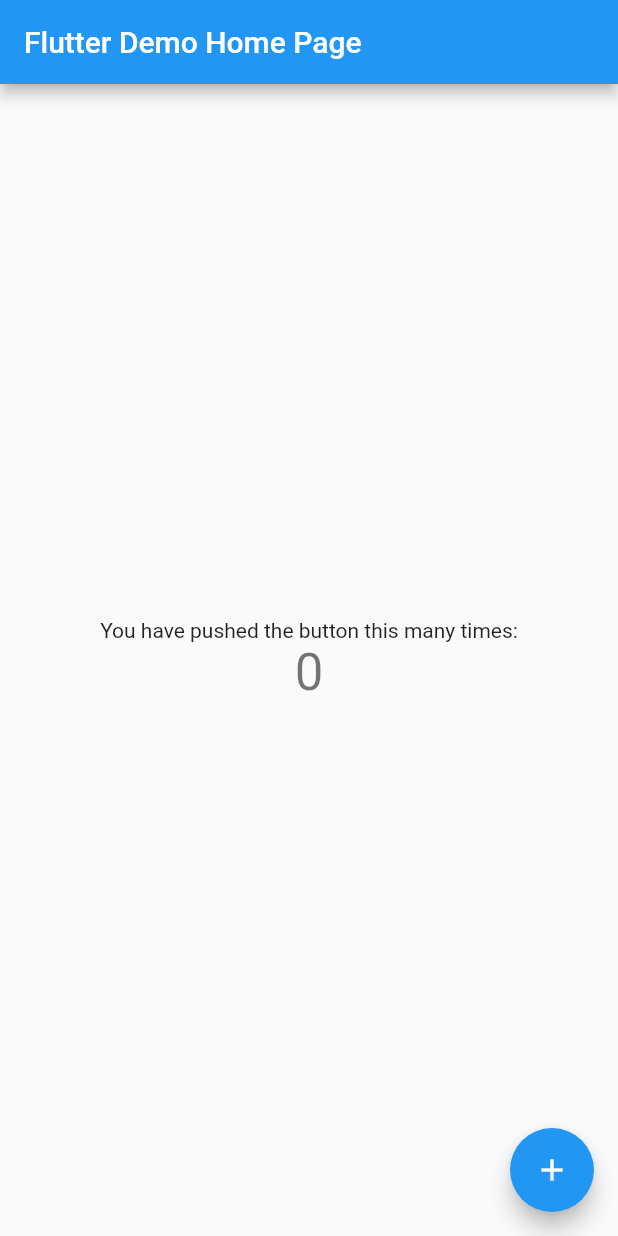
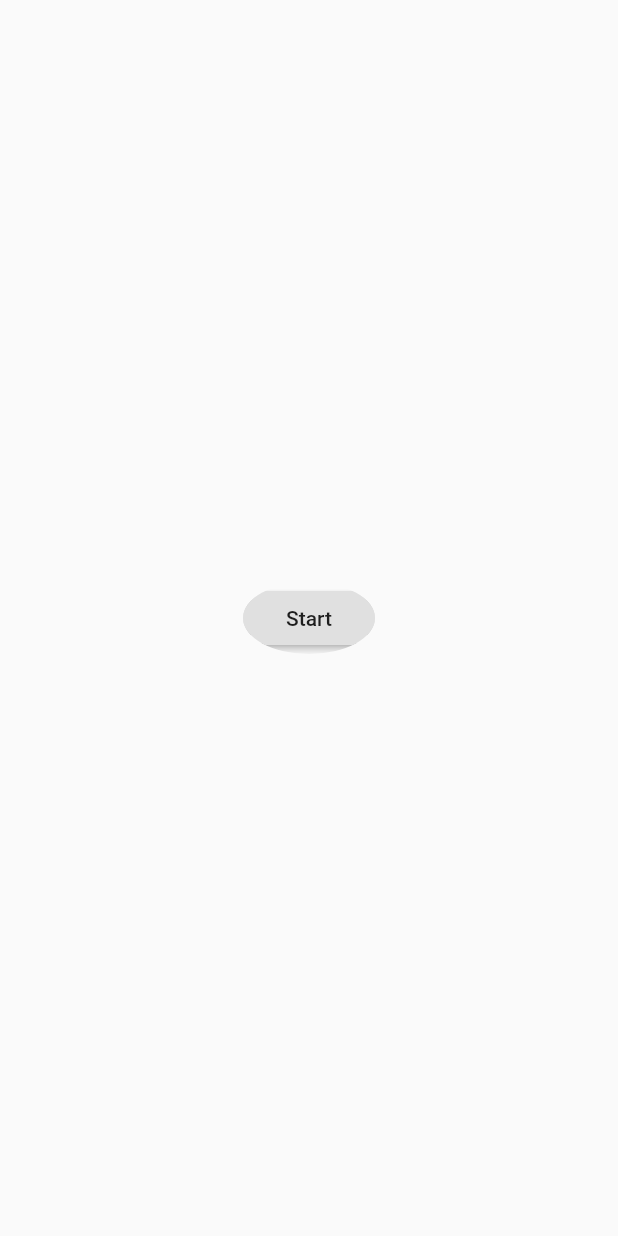
Before and after one commit to KatazzaHack/owl, a Flutter app: the screen it shows after launch, on a phone screen of 412 x 824 dp. Run offline on Flutter 3.47's test engine with Material 2 defaults, Android fonts, the phone set to English and light mode, and no system bars.

Commit message:
New pages

```diff
--- /dev/null
+++ b/lib/StartPage.dart
@@ -0,0 +1,23 @@
+import 'package:flutter/material.dart';
+import 'StopPage.dart';
+
+class StartPage extends StatelessWidget {
+  @override
+  Widget build(BuildContext context) {
+    return Scaffold(
+        body: Container(
+            alignment: Alignment.center,
+            child: ClipOval(
+              child: RaisedButton(
+                onPressed: () {
+                  Navigator.push(context, MaterialPageRoute(builder: (_) {
+                    return StopPage();
+                  }));
+                },
+                child: Text("Start"),
+              ),
+            )
+        )
+    );
+  }
+}
--- a/lib/main.dart
+++ b/lib/main.dart
@@ -1,117 +1,21 @@
 import 'package:flutter/material.dart';
+import 'StartPage.dart';
 
-void main() {
-  runApp(MyApp());
+void main() async {
+  runApp(OWLApp());
 }
 
-class MyApp extends StatelessWidget {
+class OWLApp extends StatelessWidget {
   // This widget is the root of your application.
   @override
   Widget build(BuildContext context) {
     return MaterialApp(
-      title: 'Flutter Demo',
+      title: 'Owl Application',
       theme: ThemeData(
-        // This is the theme of your application.
-        //
-        // Try running your application with "flutter run". You'll see the
-        // application has a blue toolbar. Then, without quitting the app, try
-        // changing the primarySwatch below to Colors.green and then invoke
-        // "hot reload" (press "r" in the console where you ran "flutter run",
-        // or simply save your changes to "hot reload" in a Flutter IDE).
-        // Notice that the counter didn't reset back to zero; the application
-        // is not restarted.
         primarySwatch: Colors.blue,
-        // This makes the visual density adapt to the platform that you run
-        // the app on. For desktop platforms, the controls will be smaller and
-        // closer together (more dense) than on mobile platforms.
         visualDensity: VisualDensity.adaptivePlatformDensity,
       ),
-      home: MyHomePage(title: 'Flutter Demo Home Page'),
+      home: StartPage(),
     );
   }
 }
-
-class MyHomePage extends StatefulWidget {
-  MyHomePage({Key key, this.title}) : super(key: key);
-
-  // This widget is the home page of your application. It is stateful, meaning
-  // that it has a State object (defined below) that contains fields that affect
-  // how it looks.
-
-  // This class is the configuration for the state. It holds the values (in this
-  // case the title) provided by the parent (in this case the App widget) and
-  // used by the build method of the State. Fields in a Widget subclass are
-  // always marked "final".
-
-  final String title;
-
-  @override
-  _MyHomePageState createState() => _MyHomePageState();
-}
-
-class _MyHomePageState extends State<MyHomePage> {
-  int _counter = 0;
-
-  void _incrementCounter() {
-    setState(() {
-      // This call to setState tells the Flutter framework that something has
-      // changed in this State, which causes it to rerun the build method below
-      // so that the display can reflect the updated values. If we changed
-      // _counter without calling setState(), then the build method would not be
-      // called again, and so nothing would appear to happen.
-      _counter++;
-    });
-  }
-
-  @override
-  Widget build(BuildContext context) {
-    // This method is rerun every time setState is called, for instance as done
-    // by the _incrementCounter method above.
-    //
-    // The Flutter framework has been optimized to make rerunning build methods
-    // fast, so that you can just rebuild anything that needs updating rather
-    // than having to individually change instances of widgets.
-    return Scaffold(
-      appBar: AppBar(
-        // Here we take the value from the MyHomePage object that was created by
-        // the App.build method, and use it to set our appbar title.
-        title: Text(widget.title),
-      ),
-      body: Center(
-        // Center is a layout widget. It takes a single child and positions it
-        // in the middle of the parent.
-        child: Column(
-          // Column is also a layout widget. It takes a list of children and
-          // arranges them vertically. By default, it sizes itself to fit its
-          // children horizontally, and tries to be as tall as its parent.
-          //
-          // Invoke "debug painting" (press "p" in the console, choose the
-          // "Toggle Debug Paint" action from the Flutter Inspector in Android
-          // Studio, or the "Toggle Debug Paint" command in Visual Studio Code)
-          // to see the wireframe for each widget.
-          //
-          // Column has various properties to control how it sizes itself and
-          // how it positions its children. Here we use mainAxisAlignment to
-          // center the children vertically; the main axis here is the vertical
-          // axis because Columns are vertical (the cross axis would be
-          // horizontal).
-          mainAxisAlignment: MainAxisAlignment.center,
-          children: <Widget>[
-            Text(
-              'You have pushed the button this many times:',
-            ),
-            Text(
-              '$_counter',
-              style: Theme.of(context).textTheme.headline4,
-            ),
-          ],
-        ),
-      ),
-      floatingActionButton: FloatingActionButton(
-        onPressed: _incrementCounter,
-        tooltip: 'Increment',
-        child: Icon(Icons.add),
-      ), // This trailing comma makes auto-formatting nicer for build methods.
-    );
-  }
-}
```
Also changed, not shown: lib/StopPage.dart (added, +18 -0 lines).
